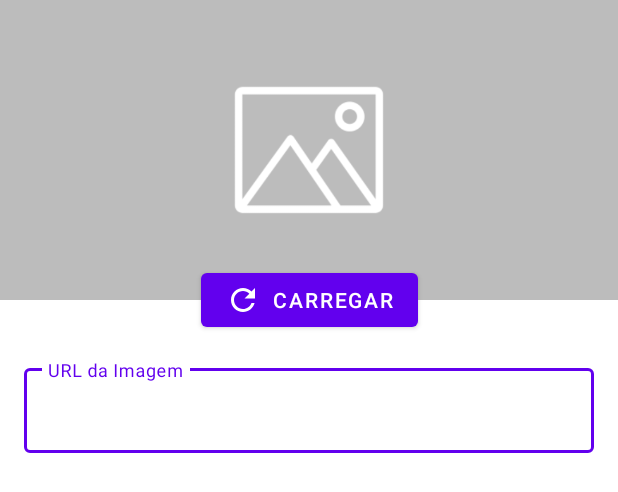
After one commit to AlexParreira/Orgs, an Android app: the layout formulario_imagem.xml on its own in the app's theme, with its tools: preview values and no code run, on a phone screen of 412 x 824 dp. The commit adds this screen. Shown: the top 492 px of the screen. Run offline under Robolectric (Android 15) with nearby library versions, the phone set to English and light mode, and no system bars; Roboto replaces fonts that are not available here.

Commit message:
Add Formulario_imagem and setOnClickListener for AlertDialog

```diff
--- a/app/src/main/java/br/com/alex/orgs/ui/activity/FormProdutoActivity.kt
+++ b/app/src/main/java/br/com/alex/orgs/ui/activity/FormProdutoActivity.kt
@@ -4,6 +4,7 @@ import androidx.appcompat.app.AppCompatActivity
 import android.os.Bundle
 import android.widget.Button
 import android.widget.EditText
+import androidx.appcompat.app.AlertDialog
 import br.com.alex.orgs.R
 import br.com.alex.orgs.dao.ProdutoDao
 import br.com.alex.orgs.model.Produto
@@ -21,6 +22,16 @@ class FormProdutoActivity : AppCompatActivity() {
         super.onCreate(savedInstanceState)
         setContentView(binding.root)
         configuraBotaoSalvar()
+        binding.activityFormProdutoImage.setOnClickListener(){
+            AlertDialog.Builder(this)
+                .setView(R.layout.formulario_imagem)
+                .setPositiveButton("Confirmar"){_,_ ->
+
+                }
+                .setNegativeButton("Cancelar"){ _,_ ->
+
+                }
+        }
 
     }
 
--- a/app/src/main/java/br/com/alex/orgs/ui/activity/ListaProdutosActivity.kt
+++ b/app/src/main/java/br/com/alex/orgs/ui/activity/ListaProdutosActivity.kt
@@ -3,6 +3,7 @@ package br.com.alex.orgs.ui.activity
 
 import android.content.Intent
 import android.os.Bundle
+import androidx.appcompat.app.AlertDialog
 import androidx.appcompat.app.AppCompatActivity
 import androidx.recyclerview.widget.RecyclerView
 import br.com.alex.orgs.R
--- /dev/null
+++ b/app/src/main/res/drawable/ic_action_refresh.xml
@@ -0,0 +1,5 @@
+<vector android:height="24dp" android:tint="#000000"
+    android:viewportHeight="24" android:viewportWidth="24"
+    android:width="24dp" xmlns:android="http://schemas.android.com/apk/res/android">
+    <path android:fillColor="@android:color/white" android:pathData="M17.65,6.35C16.2,4.9 14.21,4 12,4c-4.42,0 -7.99,3.58 -7.99,8s3.57,8 7.99,8c3.73,0 6.84,-2.55 7.73,-6h-2.08c-0.82,2.33 -3.04,4 -5.65,4 -3.31,0 -6,-2.69 -6,-6s2.69,-6 6,-6c1.66,0 3.14,0.69 4.22,1.78L13,11h7V4l-2.35,2.35z"/>
+</vector>
--- a/app/src/main/res/layout/activity_form_produto.xml
+++ b/app/src/main/res/layout/activity_form_produto.xml
@@ -23,7 +23,7 @@ tools:context=".ui.activity.FormProdutoActivity">
         app:layout_constraintEnd_toEndOf="parent"
         app:layout_constraintStart_toStartOf="parent"
         app:layout_constraintTop_toTopOf="parent"
-        app:srcCompat="@drawable/cesta_de_frutas" />
+        app:srcCompat="@drawable/imagem_padrao" />
     <com.google.android.material.textfield.TextInputLayout
         android:id="@+id/form_produto_textinputlayout_nome"
         android:layout_width="0dp"
@@ -39,6 +39,7 @@ tools:context=".ui.activity.FormProdutoActivity">
             android:id="@+id/activity_form_produto_nome"
             android:layout_width="match_parent"
             android:layout_height="wrap_content"
+            android:inputType="text"
             android:hint="Nome" />
     </com.google.android.material.textfield.TextInputLayout>
 
@@ -57,6 +58,7 @@ tools:context=".ui.activity.FormProdutoActivity">
             android:id="@+id/activity_form_produto_descricao"
             android:layout_width="match_parent"
             android:layout_height="wrap_content"
+            android:inputType="text"
             android:hint="Descrição" />
     </com.google.android.material.textfield.TextInputLayout>
     <com.google.android.material.textfield.TextInputLayout
@@ -74,6 +76,7 @@ tools:context=".ui.activity.FormProdutoActivity">
             android:id="@+id/activity_form_produto_valor"
             android:layout_width="match_parent"
             android:layout_height="wrap_content"
+            android:inputType="numberDecimal"
             android:hint="Valor" />
     </com.google.android.material.textfield.TextInputLayout>
     <Button android:id="@+id/activity_form_produto_botao_salvar"
--- /dev/null
+++ b/app/src/main/res/layout/formulario_imagem.xml
@@ -0,0 +1,51 @@
+<?xml version="1.0" encoding="utf-8"?>
+<ScrollView xmlns:android="http://schemas.android.com/apk/res/android"
+    android:layout_width="match_parent"
+    android:layout_height="wrap_content"
+    xmlns:app="http://schemas.android.com/apk/res-auto"
+    android:fillViewport="true">
+<androidx.constraintlayout.widget.ConstraintLayout
+    android:layout_width="match_parent"
+    android:layout_height="wrap_content">
+
+    <ImageView android:id="@+id/formulario_imagem_imageView"
+        android:layout_width="0dp"
+        android:layout_height="200dp"
+        android:scaleType="centerCrop"
+        app:layout_constraintStart_toStartOf="parent"
+        app:layout_constraintTop_toTopOf="parent"
+        app:layout_constraintEnd_toEndOf="parent"
+        app:srcCompat= "@drawable/imagem_padrao"/>
+    <Button android:id="@+id/formulario_imagem_botao_carregar"
+        android:layout_width="wrap_content"
+        android:layout_height="wrap_content"
+        android:text="Carregar"
+        app:icon="@drawable/ic_action_refresh"
+        app:layout_constraintStart_toStartOf="parent"
+        app:layout_constraintEnd_toEndOf="parent"
+        app:layout_constraintBottom_toBottomOf="@id/formulario_imagem_imageView"
+        app:layout_constraintTop_toBottomOf="@id/formulario_imagem_imageView" />
+
+    <com.google.android.material.textfield.TextInputLayout
+        android:id="@+id/formulario_imagem_textinputlayout_url"
+        android:layout_width="match_parent"
+        android:layout_height="wrap_content"
+        android:layout_margin="16dp"
+        app:layout_constraintBottom_toBottomOf="parent"
+        app:layout_constraintStart_toStartOf="parent"
+        app:layout_constraintEnd_toEndOf="parent"
+        app:layout_constraintTop_toBottomOf="@id/formulario_imagem_botao_carregar"
+        style="@style/Widget.MaterialComponents.TextInputLayout.OutlinedBox"
+        >
+
+        <com.google.android.material.textfield.TextInputEditText
+            android:id="@+id/formulario_imagem__url"
+            android:layout_width="match_parent"
+            android:layout_height="wrap_content"
+            android:inputType="textUri"
+            android:hint="URL da Imagem"
+
+            />
+    </com.google.android.material.textfield.TextInputLayout>
+</androidx.constraintlayout.widget.ConstraintLayout>
+</ScrollView>
```
Also changed, not shown: app/src/main/res/drawable/imagem_padrao.png (added).
